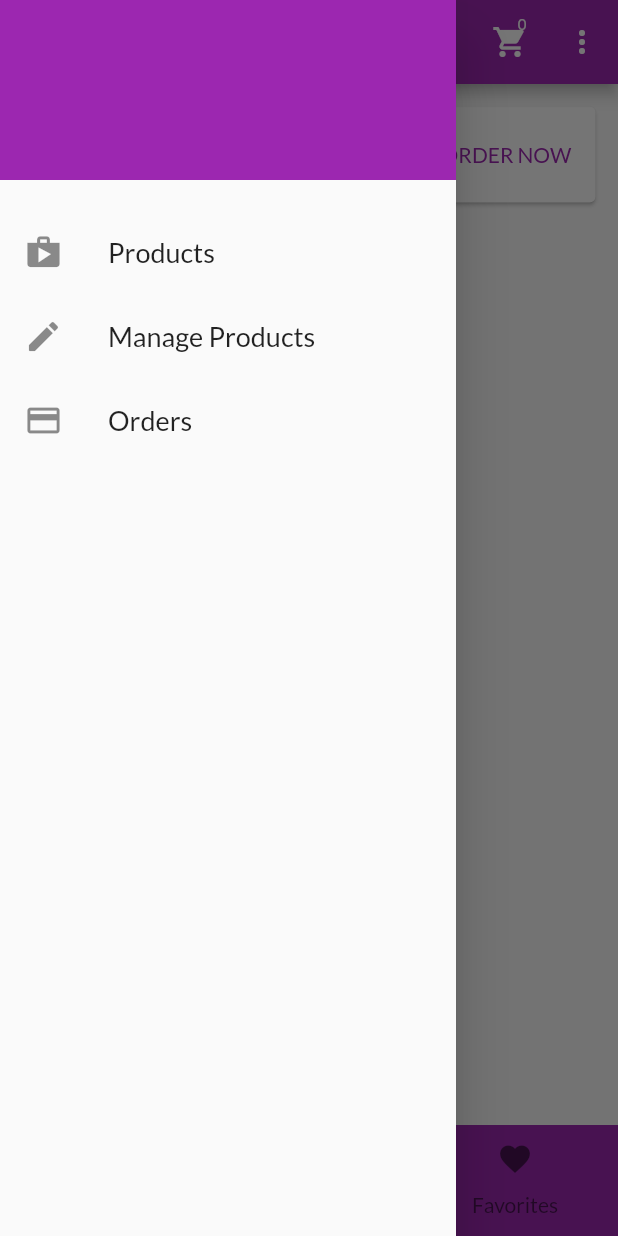
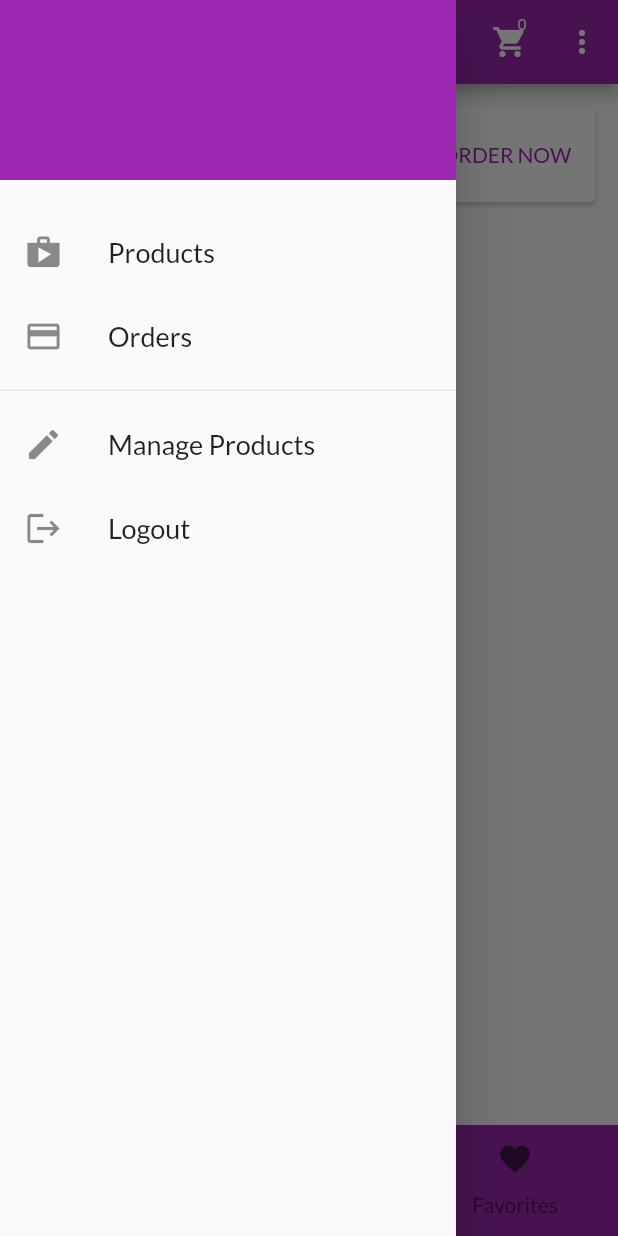
Before and after one commit to caribjin/daily_shop, a Flutter app: the HomePage screen opened directly, item 2 of the bottom bar chosen, with the side drawer open, on a phone screen of 412 x 824 dp. Run offline on Flutter 3.47's test engine with Material 2 defaults, Android fonts, the light colour scheme and no system bars; network calls fail.

Commit message:
added logout feature.

```diff
--- a/lib/providers/products.dart
+++ b/lib/providers/products.dart
@@ -130,8 +130,8 @@ class Products with ChangeNotifier {
   }
 
   Uri makeProductEndpointUri([String id = '']) {
-    final productsEndpoint = 'https://dailyshop-5ccfc-default-rtdb.firebaseio.com/products?auth=$authToken';
-    const format = '.json';
+    const productsEndpoint = 'https://dailyshop-5ccfc-default-rtdb.firebaseio.com/products';
+    final format = '.json?auth=$authToken';
 
     if (id.isNotEmpty) id = '/$id';
 
--- a/lib/widgets/main_drawer.dart
+++ b/lib/widgets/main_drawer.dart
@@ -1,4 +1,6 @@
+import 'package:daily_shop/providers/auth.dart';
 import 'package:flutter/material.dart';
+import 'package:provider/provider.dart';
 
 class MainDrawer extends StatelessWidget {
   Widget buildListMenu(String text, IconData icon, Function handlerTap) {
@@ -39,8 +41,10 @@ class MainDrawer extends StatelessWidget {
           ),
           SizedBox(height: 20),
           buildListMenu('Products', Icons.shop, () => Navigator.of(context).pushNamed('/')),
+          buildListMenu('Orders', Icons.payment, () => Navigator.of(context).pushNamed('/orders')),
+          Divider(),
           buildListMenu('Manage Products', Icons.edit_rounded, () => Navigator.of(context).pushNamed('/user-products')),
-          buildListMenu('Orders', Icons.payment, () => Navigator.of(context).pushNamed('/orders')),
+          buildListMenu('Logout', Icons.logout, () => Provider.of<Auth>(context, listen: false).logOut()),
         ],
       ),
     );
```
Also changed, not shown: lib/providers/auth.dart (+8 -0 lines).
